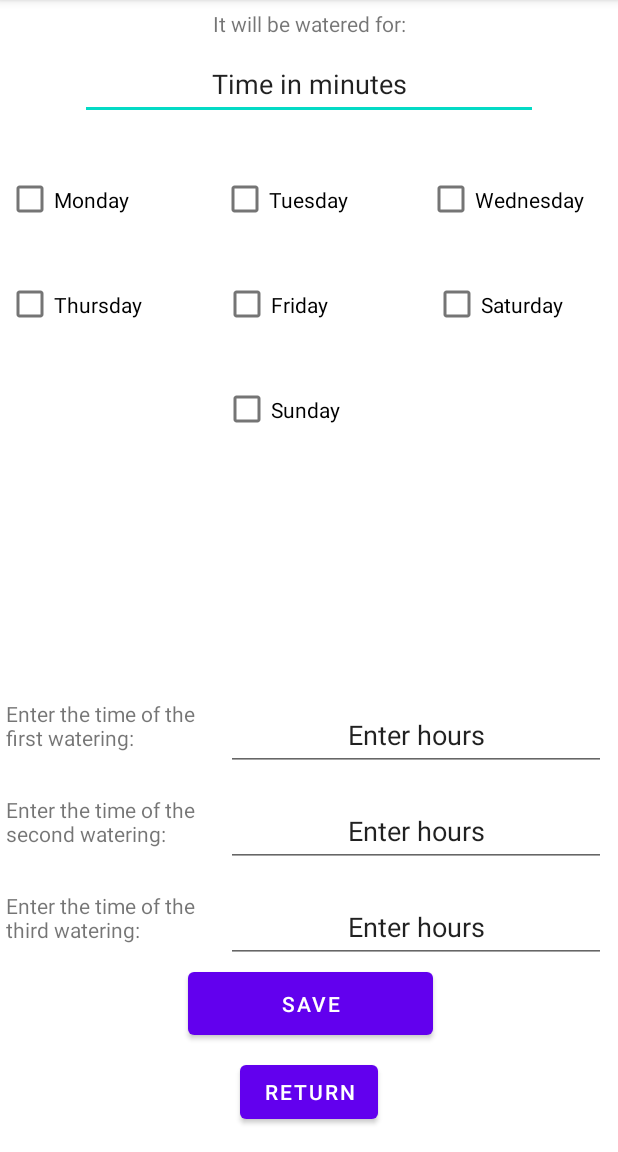
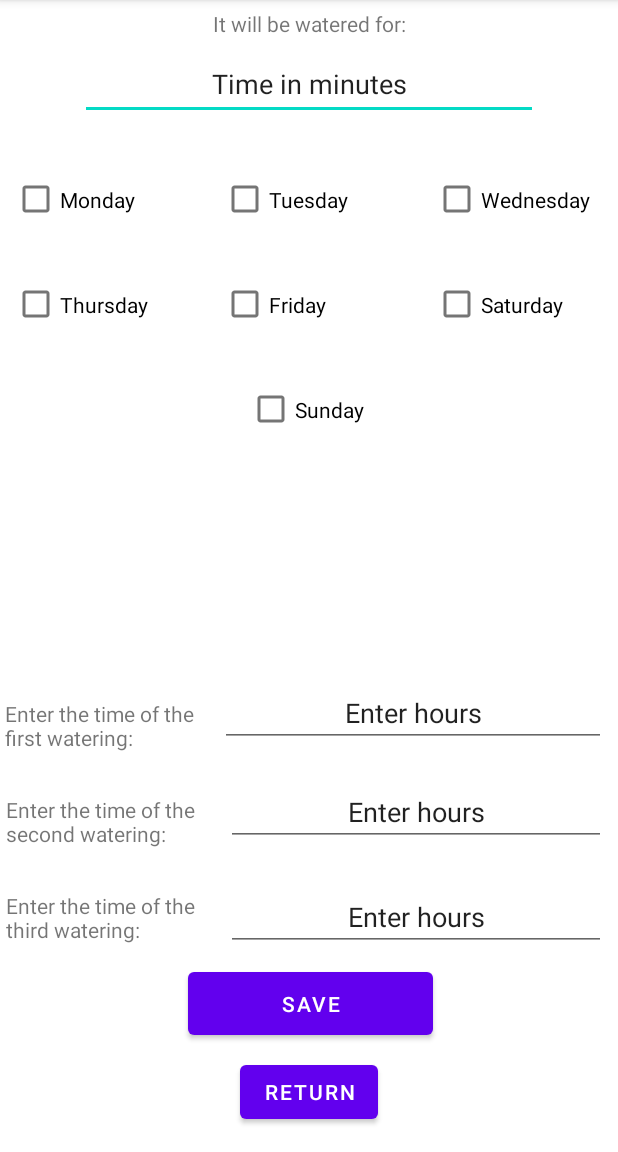
Before and after one commit to Initaro/watering_system_spring, an Android app: the ViewConfigurationActivity screen opened directly, with no data from a screen before it, on a phone screen of 412 x 824 dp, the part 84-1236 px from its top. Run offline under Robolectric (Android 15) with nearby library versions, the light colour scheme and no system bars; network calls fail; 12 statements that could not run were skipped.

Commit message:
New Android updates

```diff
--- a/Android/Valve_application/app/src/main/java/com/example/valve_application/MainActivity.java
+++ b/Android/Valve_application/app/src/main/java/com/example/valve_application/MainActivity.java
@@ -72,7 +72,7 @@ public class MainActivity extends AppCompatActivity {
             @Override
             public void onClick(View view) {
                 HttpClient client = new DefaultHttpClient();
-                HttpGet request = new HttpGet("http://192.168.1.109/cm?cmnd=Power%20ON");
+                HttpGet request = new HttpGet("http://192.168.1.109/cm?cmnd=Power ON");
 
                 HttpResponse response = null;
                 try {
@@ -94,7 +94,7 @@ public class MainActivity extends AppCompatActivity {
             @Override
             public void onClick(View view) {
                 HttpClient client = new DefaultHttpClient();
-                HttpGet request = new HttpGet("http://192.168.1.109/cm?cmnd=Power%20OFF");
+                HttpGet request = new HttpGet("http://192.168.1.109/cm?cmnd=Power OFF");
 
                 HttpResponse response = null;
                 try {
--- a/Android/Valve_application/app/src/main/res/layout/view_configurations.xml
+++ b/Android/Valve_application/app/src/main/res/layout/view_configurations.xml
@@ -56,8 +56,8 @@
         android:id="@+id/monday"
         android:layout_width="115dp"
         android:layout_height="50dp"
-        android:layout_marginStart="4dp"
-        android:layout_marginLeft="4dp"
+        android:layout_marginStart="8dp"
+        android:layout_marginLeft="8dp"
         android:layout_marginTop="28dp"
         android:text="@string/monday"
         app:layout_constraintStart_toStartOf="parent"
@@ -67,8 +67,8 @@
         android:id="@+id/tuesday"
         android:layout_width="115dp"
         android:layout_height="50dp"
-        android:layout_marginStart="28dp"
-        android:layout_marginLeft="28dp"
+        android:layout_marginStart="24dp"
+        android:layout_marginLeft="24dp"
         android:layout_marginTop="28dp"
         android:text="@string/tuesday"
         app:layout_constraintStart_toEndOf="@+id/monday"
@@ -79,18 +79,18 @@
         android:layout_width="115dp"
         android:layout_height="50dp"
         android:layout_marginTop="28dp"
+        android:layout_marginEnd="8dp"
+        android:layout_marginRight="8dp"
         android:text="@string/Wednesday"
         app:layout_constraintEnd_toEndOf="parent"
-        app:layout_constraintHorizontal_bias="0.652"
-        app:layout_constraintStart_toEndOf="@+id/tuesday"
         app:layout_constraintTop_toBottomOf="@+id/activeTimeEdit" />
 
     <CheckBox
         android:id="@+id/thursday"
         android:layout_width="115dp"
         android:layout_height="50dp"
-        android:layout_marginStart="4dp"
-        android:layout_marginLeft="4dp"
+        android:layout_marginStart="8dp"
+        android:layout_marginLeft="8dp"
         android:layout_marginTop="20dp"
         android:text="@string/thursday"
         app:layout_constraintStart_toStartOf="parent"
@@ -100,12 +100,10 @@
         android:id="@+id/friday"
         android:layout_width="115dp"
         android:layout_height="50dp"
+        android:layout_marginStart="24dp"
+        android:layout_marginLeft="24dp"
         android:layout_marginTop="20dp"
-        android:layout_marginEnd="24dp"
-        android:layout_marginRight="24dp"
         android:text="@string/friday"
-        app:layout_constraintEnd_toStartOf="@+id/saturday"
-        app:layout_constraintHorizontal_bias="0.97"
         app:layout_constraintStart_toEndOf="@+id/thursday"
         app:layout_constraintTop_toBottomOf="@+id/tuesday" />
 
@@ -125,9 +123,10 @@
         android:layout_width="115dp"
         android:layout_height="50dp"
         android:layout_marginTop="20dp"
+        android:layout_marginEnd="132dp"
+        android:layout_marginRight="136dp"
         android:text="@string/sunday"
         app:layout_constraintEnd_toEndOf="parent"
-        app:layout_constraintStart_toStartOf="parent"
         app:layout_constraintTop_toBottomOf="@+id/friday" />
 
     <TextView
@@ -143,14 +142,15 @@
 
     <EditText
         android:id="@+id/firstWateringEdit"
-        android:layout_width="253dp"
-        android:layout_height="48dp"
+        android:layout_width="257dp"
+        android:layout_height="42dp"
         android:layout_alignParentStart="true"
         android:layout_alignParentLeft="true"
         android:layout_gravity="center"
         android:layout_marginEnd="8dp"
         android:layout_marginRight="8dp"
-        android:layout_marginBottom="16dp"
+        android:layout_marginBottom="24dp"
+        android:foregroundGravity="center"
         android:gravity="center"
         android:text="@string/enter_hours"
         app:layout_constraintBottom_toTopOf="@+id/secondWateringEdit"
@@ -170,13 +170,14 @@
     <EditText
         android:id="@+id/secondWateringEdit"
         android:layout_width="253dp"
-        android:layout_height="48dp"
+        android:layout_height="42dp"
         android:layout_alignParentStart="true"
         android:layout_alignParentLeft="true"
         android:layout_gravity="center"
         android:layout_marginEnd="8dp"
         android:layout_marginRight="8dp"
-        android:layout_marginBottom="16dp"
+        android:layout_marginBottom="28dp"
+        android:foregroundGravity="center"
         android:gravity="center"
         android:text="@string/enter_hours"
         app:layout_constraintBottom_toTopOf="@+id/thirdWateringEdit"
@@ -195,15 +196,24 @@
     <EditText
         android:id="@+id/thirdWateringEdit"
         android:layout_width="253dp"
-        android:layout_height="48dp"
+        android:layout_height="42dp"
         android:layout_alignParentStart="true"
         android:layout_alignParentLeft="true"
         android:layout_gravity="center"
         android:layout_marginEnd="8dp"
         android:layout_marginRight="8dp"
+        android:layout_marginBottom="8dp"
+        android:foregroundGravity="center"
         android:gravity="center"
         android:text="@string/enter_hours"
         app:layout_constraintBottom_toTopOf="@+id/saveButton"
         app:layout_constraintEnd_toEndOf="parent" />
 
+    <androidx.constraintlayout.widget.Guideline
+        android:id="@+id/guideline2"
+        android:layout_width="wrap_content"
+        android:layout_height="wrap_content"
+        android:orientation="horizontal"
+        app:layout_constraintGuide_begin="20dp" />
+
 </androidx.constraintlayout.widget.ConstraintLayout>
```
Also changed, not shown: Android/Valve_application/app/src/main/java/com/example/valve_application/SensorsActivities/ListDataActivity.java (+25 -12 lines), Android/Valve_application/app/src/main/res/layout/activity_view_sensor_data.xml (+20 -15 lines), Android/Valve_application/app/src/main/res/layout/activity_watering.xml (+6 -6 lines).
